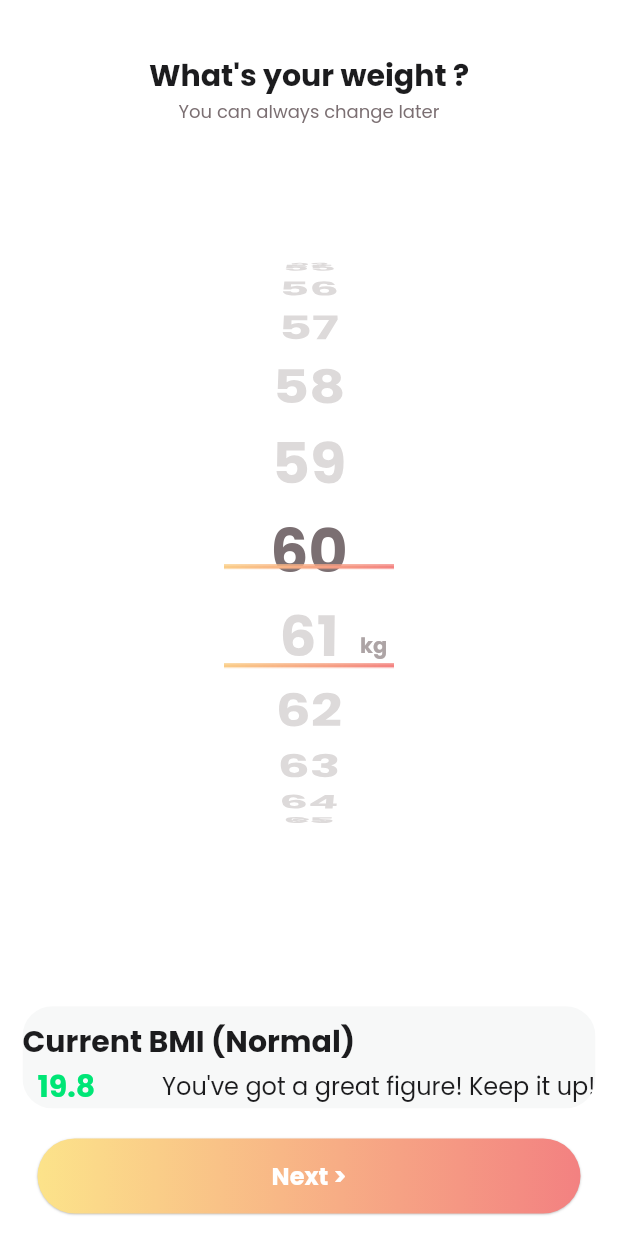
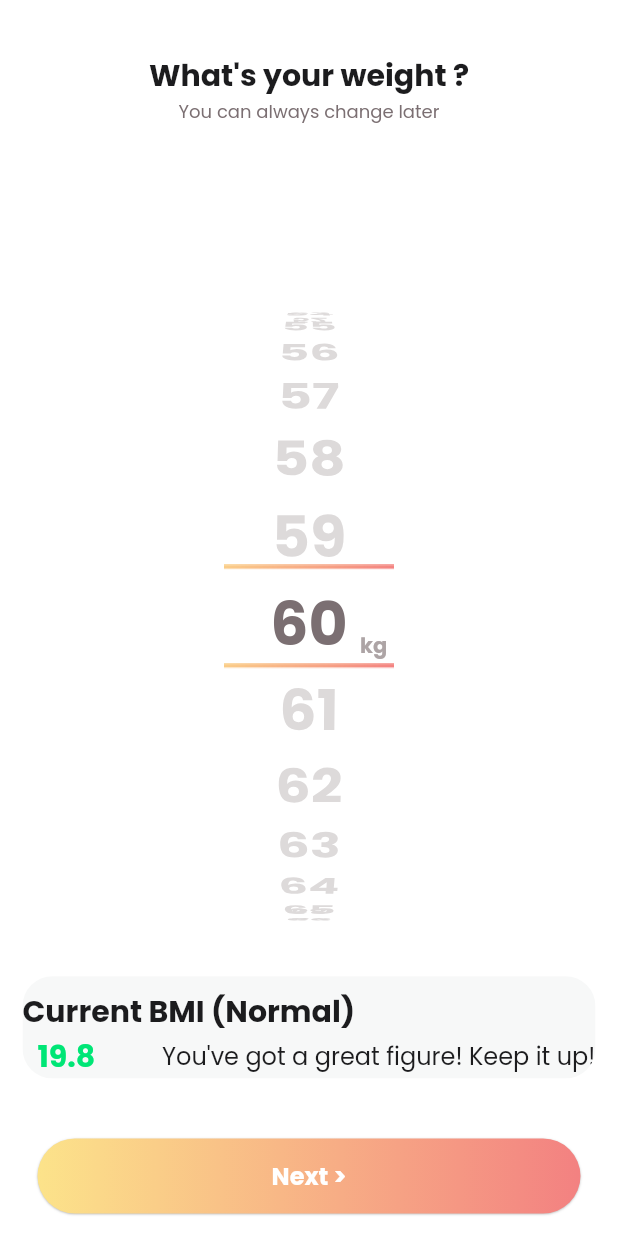
Before and after one commit to teerutt/FitPang, a Flutter app: the WeightView screen opened directly, on a phone screen of 412 x 824 dp. Run offline on Flutter 3.47's test engine with Material 2 defaults, Android fonts, the phone set to English and light mode, and no system bars; our stand-ins replace carousel_slider.

Commit message:
fix weight_view

```diff
--- a/lib/view/complete_profile/weight_view.dart
+++ b/lib/view/complete_profile/weight_view.dart
@@ -24,11 +24,11 @@ class _WeightViewState extends State<WeightView> {
         child: Stack(
           children: [
             const Padding(
-              padding: EdgeInsets.only(bottom: 100.0),
+              padding: EdgeInsets.only(bottom: 2.0),
               child: WeightScrollWhell(),
             ),
             Positioned(
-              bottom: 85,
+              bottom: 105,
               left: 15,
               right: 15,
               child: ClipRRect(
```
